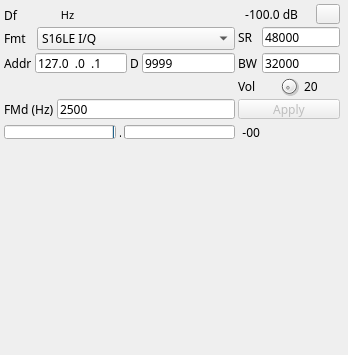
Qt form plugins/channeltx/udpsink/udpsinkgui.ui (f4exb/sdrangel) before a commit.
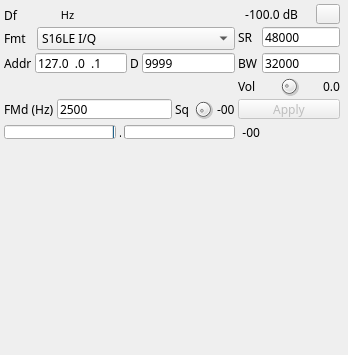
The same form after that commit. Icons and pictures are not drawn. Custom widgets are drawn as their Qt base class.

The edit to the form file:
```diff
--- a/plugins/channeltx/udpsink/udpsinkgui.ui
+++ b/plugins/channeltx/udpsink/udpsinkgui.ui
@@ -321,6 +321,36 @@
         </property>
        </widget>
       </item>
+      <item>
+       <widget class="QLabel" name="label">
+        <property name="text">
+         <string>Sq</string>
+        </property>
+       </widget>
+      </item>
+      <item>
+       <widget class="QDial" name="dial">
+        <property name="maximumSize">
+         <size>
+          <width>22</width>
+          <height>22</height>
+         </size>
+        </property>
+        <property name="toolTip">
+         <string>Power squelch threshold (dB)</string>
+        </property>
+       </widget>
+      </item>
+      <item>
+       <widget class="QLabel" name="label_2">
+        <property name="toolTip">
+         <string>Power squelch threshold (dB)</string>
+        </property>
+        <property name="text">
+         <string>-00</string>
+        </property>
+       </widget>
+      </item>
      </layout>
     </item>
     <item row="4" column="2">
@@ -336,16 +366,28 @@
        <widget class="QDial" name="volume">
         <property name="maximumSize">
          <size>
-          <width>24</width>
-          <height>24</height>
+          <width>22</width>
+          <height>22</height>
          </size>
         </property>
+        <property name="maximum">
+         <number>50</number>
+        </property>
+        <property name="pageStep">
+         <number>1</number>
+        </property>
+        <property name="value">
+         <number>10</number>
+        </property>
        </widget>
       </item>
       <item>
        <widget class="QLabel" name="volumeText">
         <property name="text">
-         <string>20</string>
+         <string>0.0</string>
+        </property>
+        <property name="alignment">
+         <set>Qt::AlignRight|Qt::AlignTrailing|Qt::AlignVCenter</set>
         </property>
        </widget>
       </item>
```
